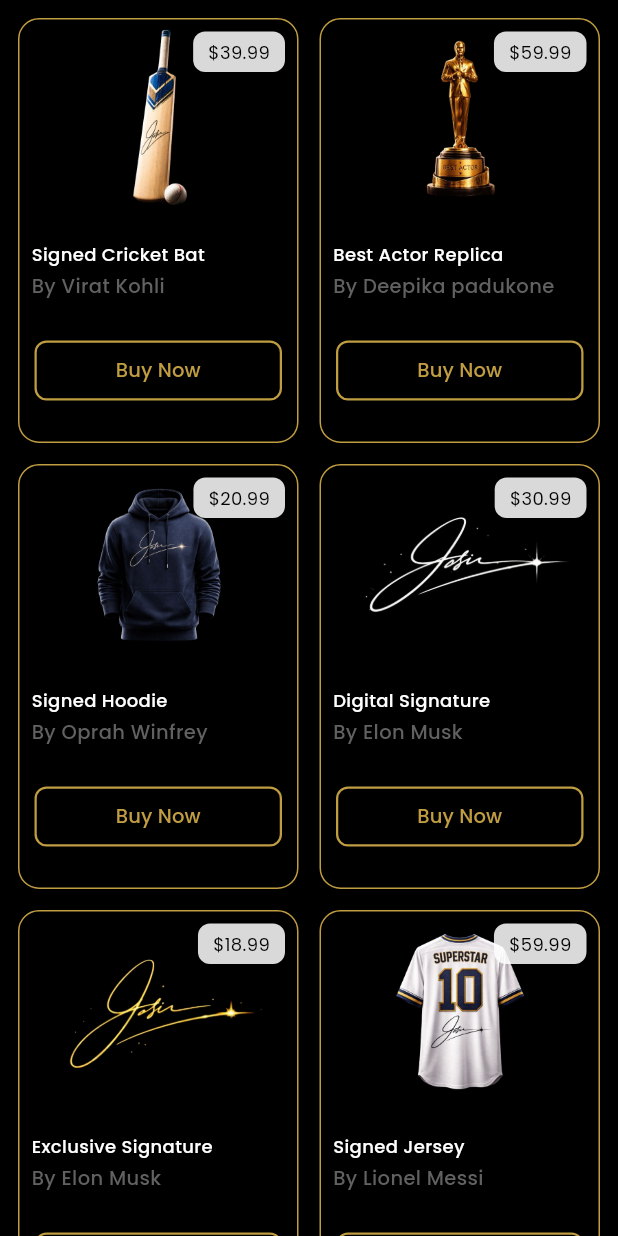
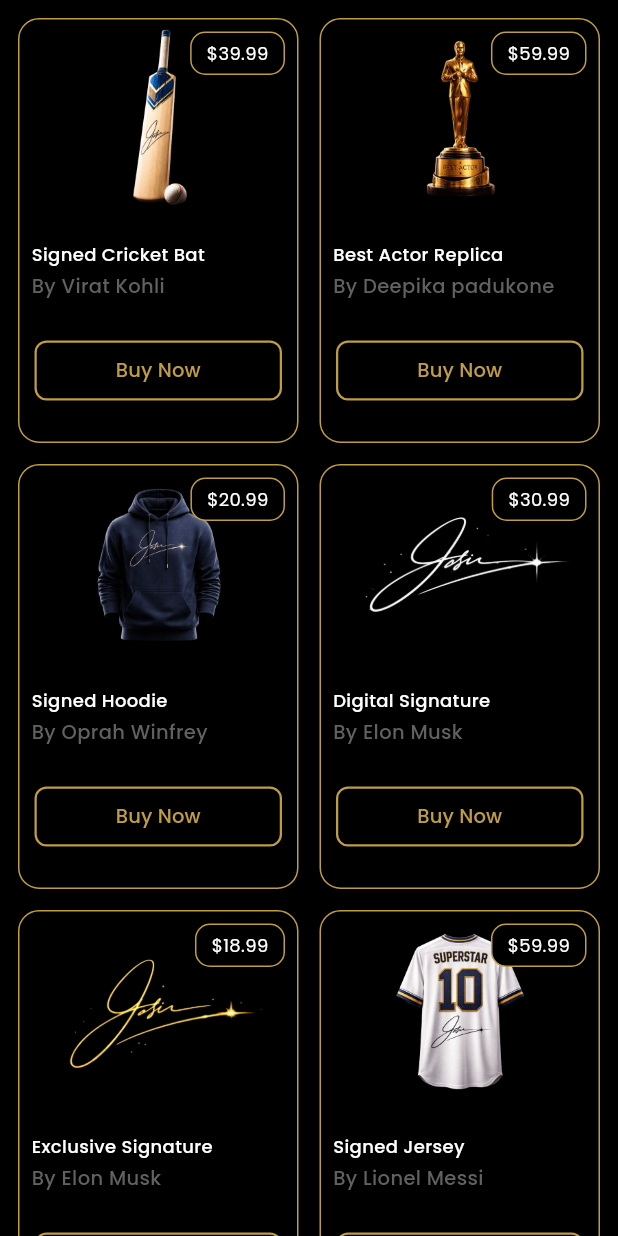
Before and after one commit to ranjithkumar-gitch/harmanapp, a Flutter app: the Mycreatorsmarketplace screen opened directly, on a phone screen of 412 x 824 dp. Run offline on Flutter 3.47's test engine with Material 3 defaults, Android fonts, the phone set to English and light mode, and no system bars; our stand-ins replace carousel_slider, dots_indicator, flutter_rating_bar, font_awesome_flutter, get, google_fonts and 5 more; missing offline and left inert: video_thumbnail.

Commit message:
market place screen,my creators market place screen updated

```diff
--- a/lib/ProfilePages/MycreatorsMarketPlace.dart
+++ b/lib/ProfilePages/MycreatorsMarketPlace.dart
@@ -140,18 +140,23 @@
                 top: 8,
                 right: 8,
                 child: Container(
+                  decoration: BoxDecoration(
+                    color: kblackColor,
+                    borderRadius: BorderRadius.circular(10),
+                    border: Border.all(color: kgoldColor),
+                  ),
                   padding: const EdgeInsets.symmetric(
                     horizontal: 10,
                     vertical: 5,
                   ),
-                  decoration: BoxDecoration(
-                    color: Colors.white.withOpacity(0.85),
-                    borderRadius: BorderRadius.circular(8),
-                  ),
+                  // decoration: BoxDecoration(
+                  //   color: Colors.white.withOpacity(0.85),
+                  //   borderRadius: BorderRadius.circular(8),
+                  // ),
                   child: Text(
                     item["price"],
                     style: GoogleFonts.poppins(
-                      color: CupertinoColors.black,
+                      color: CupertinoColors.white,
                       fontSize: 12,
                       fontWeight: FontWeight.w400,
                     ),
@@ -301,7 +306,7 @@
                         duration: const Duration(milliseconds: 300),
                         child: AnimatedSwitcher(
                           duration: const Duration(milliseconds: 300),
-                          child: Image.network(
+                          child: Image.asset(
                             widget.product["image"][selectedColor],
                             key: ValueKey(
                               widget.product["image"][selectedColor],
```
Also changed, not shown: lib/Dashboard/marketplace_screen.dart (+10 -5 lines).
